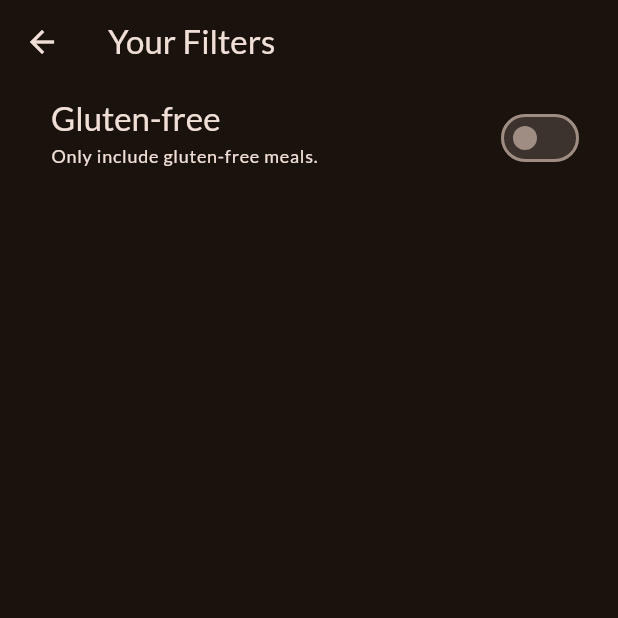
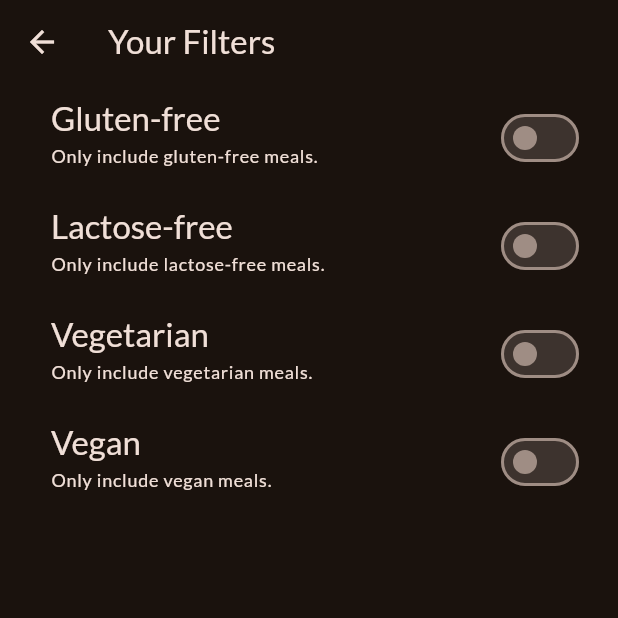
Before and after one commit to RCHD3388/flutter_course, a Flutter app: the FiltersScreen screen opened directly, on a phone screen of 412 x 824 dp, the top half of it. Run offline on Flutter 3.47's test engine with Material 3 defaults, Android fonts, the light colour scheme and no system bars; our stand-ins replace google_fonts, transparent_image.

Commit message:
add filters screen

```diff
--- a/meals_app/lib/screens/filters.dart
+++ b/meals_app/lib/screens/filters.dart
@@ -1,4 +1,6 @@
 import 'package:flutter/material.dart';
+// import 'package:meals/screens/tabs.dart';
+// import 'package:meals/widgets/main_drawer.dart';
 
 class FiltersScreen extends StatefulWidget {
   const FiltersScreen({super.key});
@@ -11,6 +13,9 @@ class FiltersScreen extends StatefulWidget {
 
 class _FiltersScreenState extends State<FiltersScreen> {
   var _glutenFreeFilterSet = false;
+  var _lactoseFreeFilterSet = false;
+  var _veganFilterSet = false;
+  var _vegetarianFilterSet = false;
 
   @override
   Widget build(BuildContext context) {
@@ -18,6 +23,18 @@ class _FiltersScreenState extends State<FiltersScreen> {
       appBar: AppBar(
         title: const Text("Your Filters"),
       ),
+      // drawer: MainDrawer(
+      //   onSelectScreen: (identifier) {
+      //     Navigator.of(context).pop();
+      //     if (identifier == "meals") {
+      //       Navigator.of(context).pushReplacement(
+      //         MaterialPageRoute(
+      //           builder: (ctx) => const TabsScreen(),
+      //         ),
+      //       );
+      //     }
+      //   },
+      // ), // drawer will replace back button from MaterialPageRoute
       body: Column(
         children: [
           SwitchListTile(
@@ -44,6 +61,78 @@ class _FiltersScreenState extends State<FiltersScreen> {
             activeColor: Theme.of(context).colorScheme.tertiary,
             contentPadding: const EdgeInsets.only(left: 34, right: 22),
           ),
+          SwitchListTile(
+            value: _lactoseFreeFilterSet,
+            onChanged: (isChecked) {
+              setState(() {
+                _lactoseFreeFilterSet = isChecked;
+              });
+            },
+            title: Text(
+              "Lactose-free",
+              style: Theme.of(context)
+                  .textTheme
+                  .titleLarge!
+                  .copyWith(color: Theme.of(context).colorScheme.onSurface),
+            ),
+            subtitle: Text(
+              'Only include lactose-free meals.',
+              style: Theme.of(context)
+                  .textTheme
+                  .labelMedium!
+                  .copyWith(color: Theme.of(context).colorScheme.onSurface),
+            ),
+            activeColor: Theme.of(context).colorScheme.tertiary,
+            contentPadding: const EdgeInsets.only(left: 34, right: 22),
+          ),
+          SwitchListTile(
+            value: _vegetarianFilterSet,
+            onChanged: (isChecked) {
+              setState(() {
+                _vegetarianFilterSet = isChecked;
+              });
+            },
+            title: Text(
+              "Vegetarian",
+              style: Theme.of(context)
+                  .textTheme
+                  .titleLarge!
+                  .copyWith(color: Theme.of(context).colorScheme.onSurface),
+            ),
+            subtitle: Text(
+              'Only include vegetarian meals.',
+              style: Theme.of(context)
+                  .textTheme
+                  .labelMedium!
+                  .copyWith(color: Theme.of(context).colorScheme.onSurface),
+            ),
+            activeColor: Theme.of(context).colorScheme.tertiary,
+            contentPadding: const EdgeInsets.only(left: 34, right: 22),
+          ),
+          SwitchListTile(
+            value: _veganFilterSet,
+            onChanged: (isChecked) {
+              setState(() {
+                _veganFilterSet = isChecked;
+              });
+            },
+            title: Text(
+              "Vegan",
+              style: Theme.of(context)
+                  .textTheme
+                  .titleLarge!
+                  .copyWith(color: Theme.of(context).colorScheme.onSurface),
+            ),
+            subtitle: Text(
+              'Only include vegan meals.',
+              style: Theme.of(context)
+                  .textTheme
+                  .labelMedium!
+                  .copyWith(color: Theme.of(context).colorScheme.onSurface),
+            ),
+            activeColor: Theme.of(context).colorScheme.tertiary,
+            contentPadding: const EdgeInsets.only(left: 34, right: 22),
+          ),
         ],
       ),
     );
--- a/meals_app/lib/screens/tabs.dart
+++ b/meals_app/lib/screens/tabs.dart
@@ -1,5 +1,6 @@
 import 'package:flutter/material.dart';
 import 'package:meals/screens/categories.dart';
+import 'package:meals/screens/filters.dart';
 import 'package:meals/screens/meals.dart';
 import 'package:meals/models/meal.dart';
 import 'package:meals/widgets/main_drawer.dart';
@@ -48,11 +49,14 @@ class _TabsScreenState extends State<TabsScreen> {
     });
   }
 
-  void _setScreen(String identifier){
-    if(identifier == "filters"){
-
-    }else{
-      Navigator.of(context).pop();
+  void _setScreen(String identifier) {
+    Navigator.of(context).pop();
+    if (identifier == "filters") {
+      Navigator.of(context).push(
+        MaterialPageRoute(
+          builder: (ctx) => const FiltersScreen(),
+        ),
+      );
     }
   }
 
@@ -75,15 +79,22 @@ class _TabsScreenState extends State<TabsScreen> {
       appBar: AppBar(
         title: Text(activePageTitle),
       ),
-      drawer: MainDrawer(onSelectScreen: _setScreen,),
+      drawer: MainDrawer(
+        onSelectScreen: _setScreen,
+      ),
       body: activePage,
       bottomNavigationBar: BottomNavigationBar(
         onTap: _selectPage, // receive index of tab when tap
         currentIndex: _selectedPageIndex,
         items: const [
           BottomNavigationBarItem(
-              icon: Icon(Icons.set_meal), label: 'Categories'),
-          BottomNavigationBarItem(icon: Icon(Icons.star), label: 'Favorites'),
+            icon: Icon(Icons.set_meal),
+            label: 'Categories',
+          ),
+          BottomNavigationBarItem(
+            icon: Icon(Icons.star),
+            label: 'Favorites',
+          ),
         ],
       ),
     );
```
